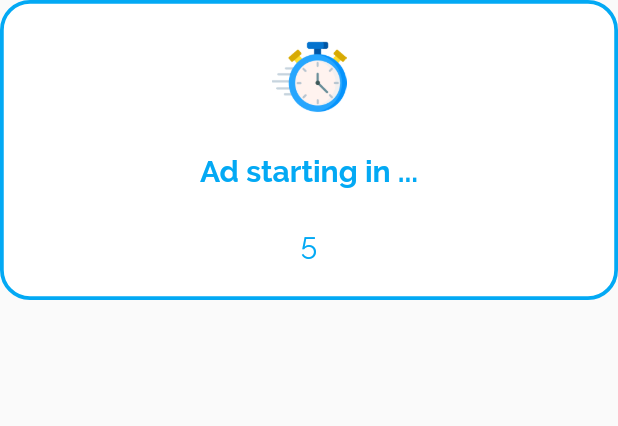
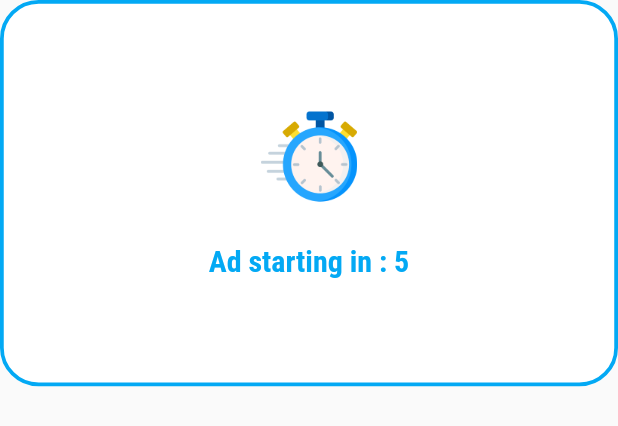
Before and after one commit to MehnArkar/MM-School, a Flutter app: the TimerDialog widget shown alone on an empty page, opened directly, on a phone screen of 412 x 824 dp. Shown: the top 426 px of the screen. Run offline on Flutter 3.47's test engine with Material 2 defaults, Android fonts, the phone set to English and light mode, and no system bars; our stand-ins replace connectivity_plus, get, google_mobile_ads; network calls fail.

Commit message:
Production ready

```diff
--- a/lib/main.dart
+++ b/lib/main.dart
@@ -14,7 +14,6 @@ import 'package:mm_school/utils/constant.dart';
 import 'package:google_mobile_ads/google_mobile_ads.dart';
 import 'package:url_launcher/url_launcher.dart';
 
-InterstitialAd? interstitialAd;
 RewardedAd? rewardedAd;
 bool isInternet = false;
 
--- a/lib/page/subject/subject_screen.dart
+++ b/lib/page/subject/subject_screen.dart
@@ -5,6 +5,7 @@ import 'package:mm_school/main.dart';
 import 'package:mm_school/model/data_model.dart';
 import 'package:mm_school/page/widgets/timer_dialog.dart';
 import 'package:mm_school/utils/dimension.dart';
+import 'package:url_launcher/url_launcher.dart';
 
 class SubjectScreen extends StatelessWidget {
   static const routeName = '/subjectScreen';
@@ -13,7 +14,6 @@ class SubjectScreen extends StatelessWidget {
   @override
   Widget build(BuildContext context) {
     DialogController dialogController = Get.find();
-    double statusbar_height = MediaQuery.of(context).padding.top;
     List<Sub> subList = Get.arguments;
     return Scaffold(
       appBar: AppBar(
@@ -61,8 +61,11 @@ class SubjectScreen extends StatelessWidget {
                           child: TimerDialog(),
                         );
                       });
-
-                  await showAds(subList[index].link.toString());
+                  if (rewardedAd == null) {
+                    launch(subList[index].link.toString());
+                  } else {
+                    await showAds(subList[index].link.toString());
+                  }
                 } else {
                   Get.snackbar('No data!', 'No data for this subject',
                       backgroundColor: Colors.lightBlue,
--- a/lib/page/widgets/timer_dialog.dart
+++ b/lib/page/widgets/timer_dialog.dart
@@ -10,11 +10,11 @@ class TimerDialog extends StatelessWidget {
   @override
   Widget build(BuildContext context) {
     return Container(
-      height: 200,
+      height: Dimension.height200,
       width: double.maxFinite,
       decoration: BoxDecoration(
           color: Colors.white,
-          borderRadius: BorderRadius.circular(20),
+          borderRadius: BorderRadius.circular(Dimension.height20),
           border: Border.all(
               color: Colors.lightBlue, width: 2.5, style: BorderStyle.solid)),
       child: Center(
@@ -22,25 +22,19 @@ class TimerDialog extends StatelessWidget {
         mainAxisSize: MainAxisSize.min,
         children: [
           Container(
-              width: 50,
-              height: 50,
+              width: Dimension.height50,
+              height: Dimension.height50,
               child: Image.asset('assets/img/stopwatch.png')),
           SizedBox(
             height: Dimension.height20,
           ),
-          const Text(
-            'Ad starting in ...',
-            style: TextStyle(
-                fontSize: 20,
-                fontWeight: FontWeight.bold,
-                color: Colors.lightBlue),
-          ),
-          SizedBox(
-            height: Dimension.height20,
-          ),
           Obx(() {
-            return Text(dialogController.start.toString(),
-                style: const TextStyle(fontSize: 20, color: Colors.lightBlue));
+            return Text('Ad starting in : ' + dialogController.start.toString(),
+                style: const TextStyle(
+                    fontFamily: 'RobotoCondensed',
+                    fontSize: 20,
+                    fontWeight: FontWeight.w600,
+                    color: Colors.lightBlue));
           }),
         ],
       )),
```
